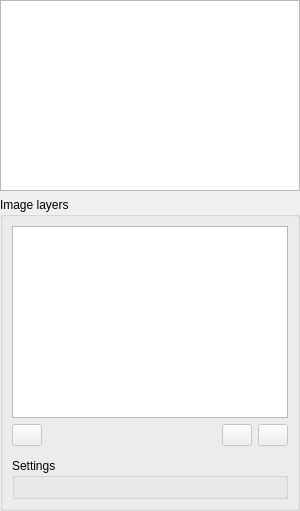
This is src/LayersWidget.ui in ManiVaultStudio/ImageViewerPlugin as Qt 5 draws it before an edit. The edited form follows.
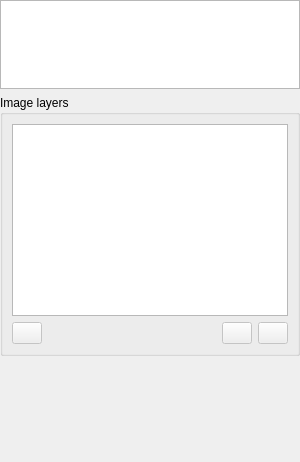
This is the edited form. Custom widgets are drawn as their Qt base class.

Diff of the .ui file:
```diff
--- a/src/LayersWidget.ui
+++ b/src/LayersWidget.ui
@@ -10,7 +10,7 @@
     <x>0</x>
     <y>0</y>
     <width>300</width>
-    <height>511</height>
+    <height>462</height>
    </rect>
   </property>
   <property name="sizePolicy">
@@ -259,58 +259,6 @@
           </item>
          </layout>
         </item>
-        <item>
-         <widget class="LayerWidget" name="layerWidget" native="true"/>
-        </item>
-        <item>
-         <widget class="QGroupBox" name="settingsGroupBox">
-          <property name="title">
-           <string>Settings</string>
-          </property>
-          <layout class="QVBoxLayout" name="verticalLayout_2">
-           <property name="leftMargin">
-            <number>0</number>
-           </property>
-           <property name="topMargin">
-            <number>0</number>
-           </property>
-           <property name="rightMargin">
-            <number>0</number>
-           </property>
-           <property name="bottomMargin">
-            <number>0</number>
-           </property>
-           <item>
-            <widget class="QStackedWidget" name="settingsStackedWidget">
-             <property name="currentIndex">
-              <number>0</number>
-             </property>
-             <widget class="QWidget" name="pointsLayerPage">
-              <layout class="QVBoxLayout" name="verticalLayout_3">
-               <item>
-                <widget class="PointsLayerWidget" name="pointsLayerWidget" native="true"/>
-               </item>
-              </layout>
-             </widget>
-             <widget class="QWidget" name="imagesLayerPage">
-              <layout class="QVBoxLayout" name="verticalLayout_4">
-               <item>
-                <widget class="ImagesLayerWidget" name="imagesLayerWidget" native="true"/>
-               </item>
-              </layout>
-             </widget>
-             <widget class="QWidget" name="clustersLayerPage">
-              <layout class="QVBoxLayout" name="verticalLayout_5">
-               <item>
-                <widget class="ClustersLayerWidget" name="clustersLayerWidget" native="true"/>
-               </item>
-              </layout>
-             </widget>
-            </widget>
-           </item>
-          </layout>
-         </widget>
-        </item>
        </layout>
       </item>
      </layout>
@@ -319,33 +267,25 @@
    <item row="0" column="0">
     <widget class="QTreeView" name="datasetsTreeView"/>
    </item>
+   <item row="2" column="0">
+    <widget class="LayerWidget" name="layerWidget" native="true">
+     <property name="minimumSize">
+      <size>
+       <width>0</width>
+       <height>100</height>
+      </size>
+     </property>
+    </widget>
+   </item>
   </layout>
  </widget>
  <customwidgets>
-  <customwidget>
-   <class>ImagesLayerWidget</class>
-   <extends>QWidget</extends>
-   <header>imageslayerwidget.h</header>
-   <container>1</container>
-  </customwidget>
   <customwidget>
    <class>LayerWidget</class>
    <extends>QWidget</extends>
    <header>layerwidget.h</header>
    <container>1</container>
   </customwidget>
-  <customwidget>
-   <class>ClustersLayerWidget</class>
-   <extends>QWidget</extends>
-   <header>clusterslayerwidget.h</header>
-   <container>1</container>
-  </customwidget>
-  <customwidget>
-   <class>PointsLayerWidget</class>
-   <extends>QWidget</extends>
-   <header>pointslayerwidget.h</header>
-   <container>1</container>
-  </customwidget>
  </customwidgets>
  <resources/>
  <connections/>
```
